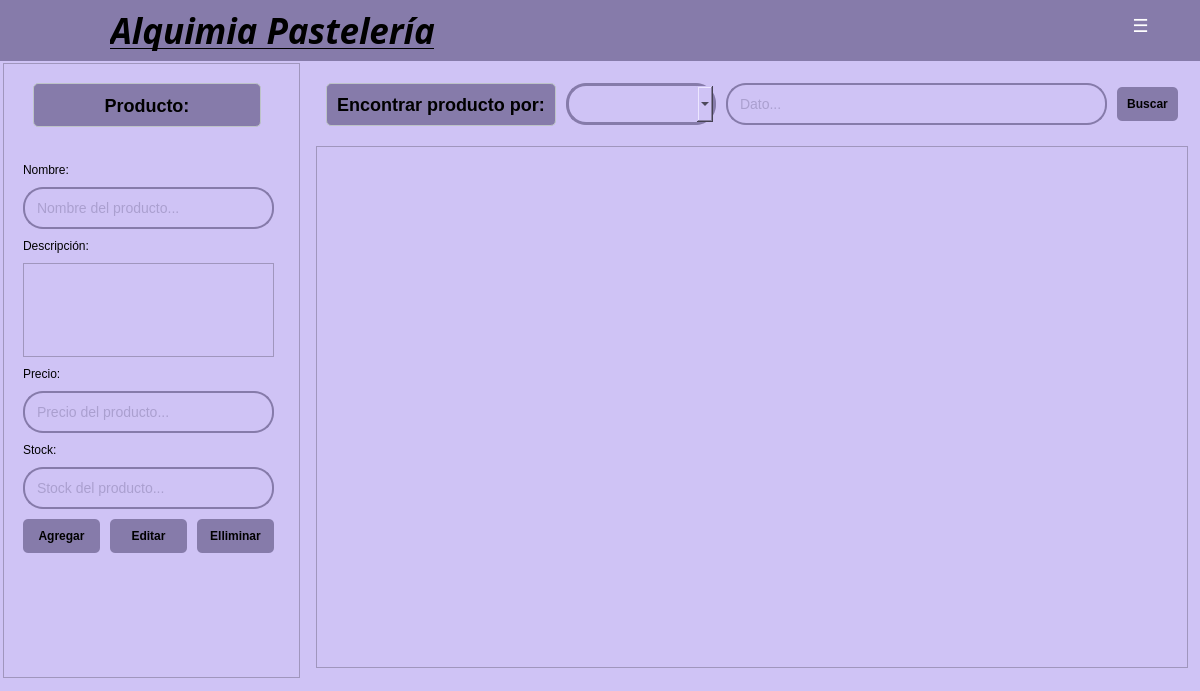
Qt form app/view/ui/productoView.ui (ErickSanat/POS-PythonQt) before a commit.
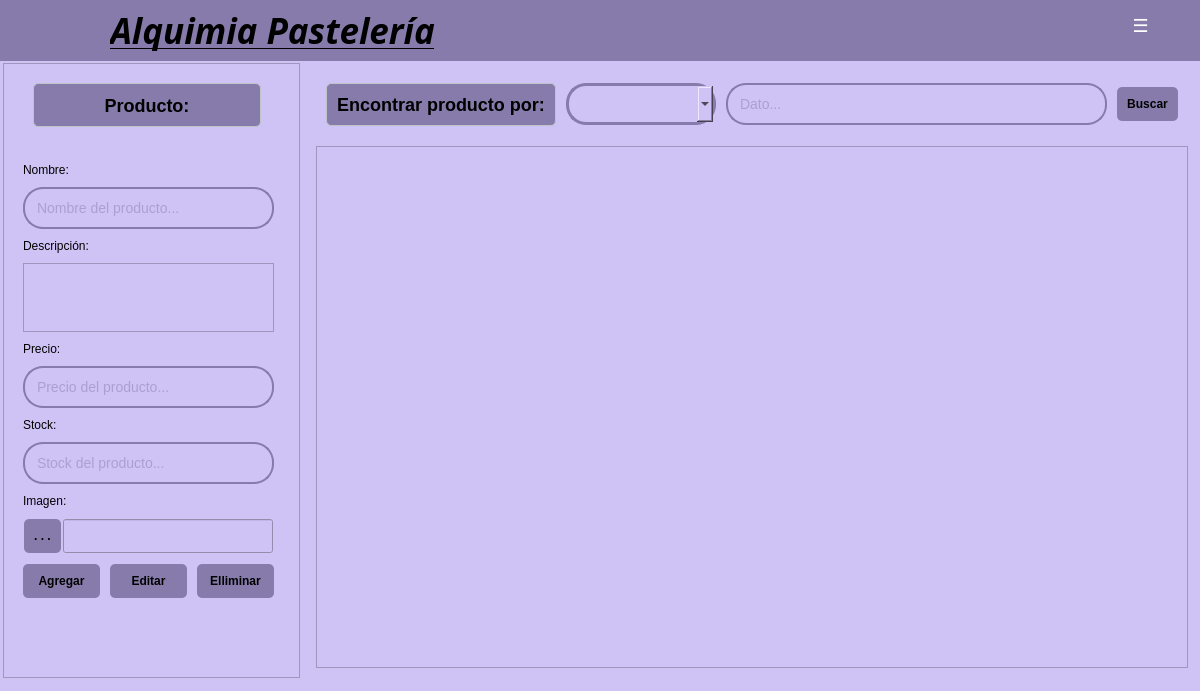
The same form after that commit. Icons and pictures are not drawn.

Commit message: update: interfaces renombradas y logo corregido

Patch:
```diff
--- a/app/view/ui/productoView.ui
+++ b/app/view/ui/productoView.ui
@@ -106,10 +106,10 @@
           <x>10</x>
           <y>90</y>
           <width>271</width>
-          <height>410</height>
+          <height>455</height>
          </rect>
         </property>
-        <layout class="QVBoxLayout" name="verticalLayout" stretch="0,0,0,0,0,0,0,0,0">
+        <layout class="QVBoxLayout" name="verticalLayout" stretch="0,0,0,0,0,0,0,0,0,0,0">
          <property name="spacing">
           <number>10</number>
          </property>
@@ -267,6 +267,77 @@
            </property>
           </widget>
          </item>
+         <item>
+          <widget class="QLabel" name="label_8">
+           <property name="sizePolicy">
+            <sizepolicy hsizetype="Expanding" vsizetype="Fixed">
+             <horstretch>0</horstretch>
+             <verstretch>0</verstretch>
+            </sizepolicy>
+           </property>
+           <property name="styleSheet">
+            <string notr="true">color: rgb(0, 0, 0);</string>
+           </property>
+           <property name="text">
+            <string>Imagen:</string>
+           </property>
+          </widget>
+         </item>
+         <item>
+          <layout class="QHBoxLayout" name="horizontalLayout_4" stretch="0,0">
+           <property name="spacing">
+            <number>2</number>
+           </property>
+           <property name="leftMargin">
+            <number>1</number>
+           </property>
+           <property name="topMargin">
+            <number>1</number>
+           </property>
+           <property name="rightMargin">
+            <number>1</number>
+           </property>
+           <property name="bottomMargin">
+            <number>1</number>
+           </property>
+           <item>
+            <widget class="QPushButton" name="btnImagen">
+             <property name="sizePolicy">
+              <sizepolicy hsizetype="Fixed" vsizetype="Fixed">
+               <horstretch>0</horstretch>
+               <verstretch>0</verstretch>
+              </sizepolicy>
+             </property>
+             <property name="styleSheet">
+              <string notr="true">QPushButton {
+    background-color: #867BAA;
+    color: black;
+    padding: 10px;
+    border: none;
+    border-radius: 5px;
+    font-weight: bold;
+}
+QPushButton:hover {
+    background-color: #BDB1E2;
+}</string>
+             </property>
+             <property name="text">
+              <string>. . .</string>
+             </property>
+            </widget>
+           </item>
+           <item>
+            <widget class="QLineEdit" name="rutaImagen">
+             <property name="sizePolicy">
+              <sizepolicy hsizetype="MinimumExpanding" vsizetype="Expanding">
+               <horstretch>0</horstretch>
+               <verstretch>0</verstretch>
+              </sizepolicy>
+             </property>
+            </widget>
+           </item>
+          </layout>
+         </item>
          <item>
           <layout class="QHBoxLayout" name="horizontalLayout_3">
            <property name="spacing">
@@ -534,21 +605,45 @@
     <widget class="QLabel" name="label_2">
      <property name="geometry">
       <rect>
-       <x>20</x>
-       <y>10</y>
-       <width>51</width>
-       <height>41</height>
+       <x>0</x>
+       <y>0</y>
+       <width>101</width>
+       <height>61</height>
       </rect>
      </property>
+     <property name="sizePolicy">
+      <sizepolicy hsizetype="Maximum" vsizetype="Maximum">
+       <horstretch>0</horstretch>
+       <verstretch>0</verstretch>
+      </sizepolicy>
+     </property>
+     <property name="frameShape">
+      <enum>QFrame::NoFrame</enum>
+     </property>
      <property name="text">
       <string/>
      </property>
+     <property name="textFormat">
+      <enum>Qt::AutoText</enum>
+     </property>
      <property name="pixmap">
       <pixmap>../../assets/Iconos/logoPasteleriaMini.xcf</pixmap>
      </property>
      <property name="scaledContents">
       <bool>true</bool>
      </property>
+     <property name="alignment">
+      <set>Qt::AlignCenter</set>
+     </property>
+     <property name="wordWrap">
+      <bool>false</bool>
+     </property>
+     <property name="indent">
+      <number>-1</number>
+     </property>
+     <property name="openExternalLinks">
+      <bool>false</bool>
+     </property>
     </widget>
     <widget class="QPushButton" name="btnMenu">
      <property name="geometry">
```
Left out of the diff: 32 changed lines with no effect on the pictures. The commit also changes 7 other files.
